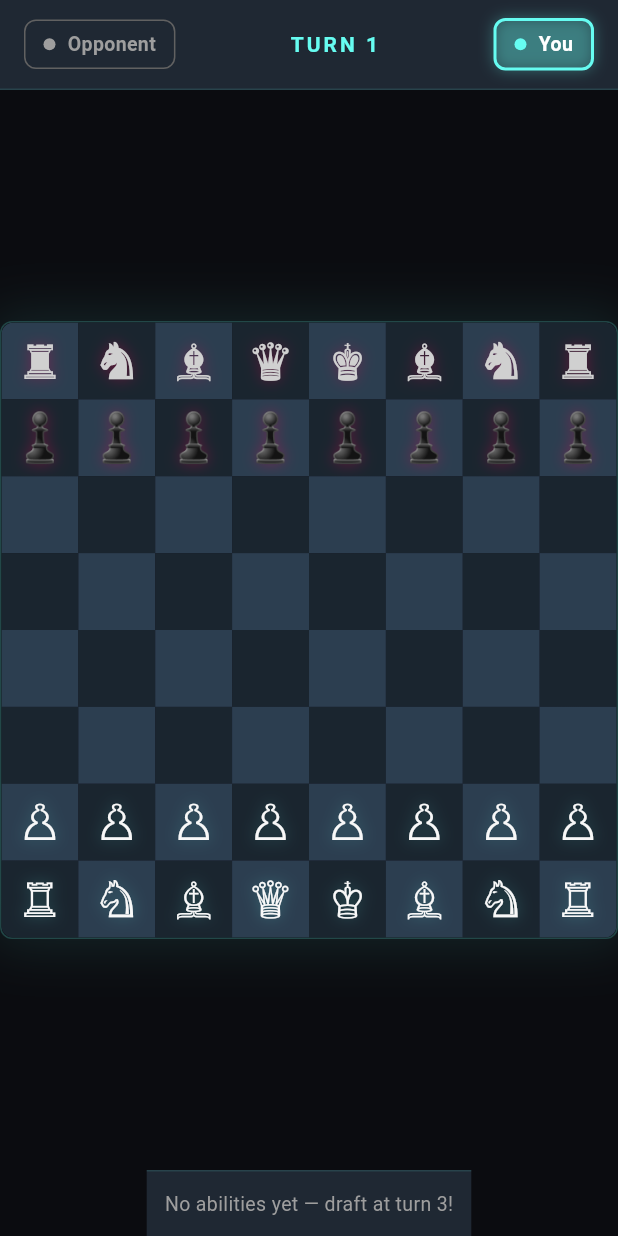
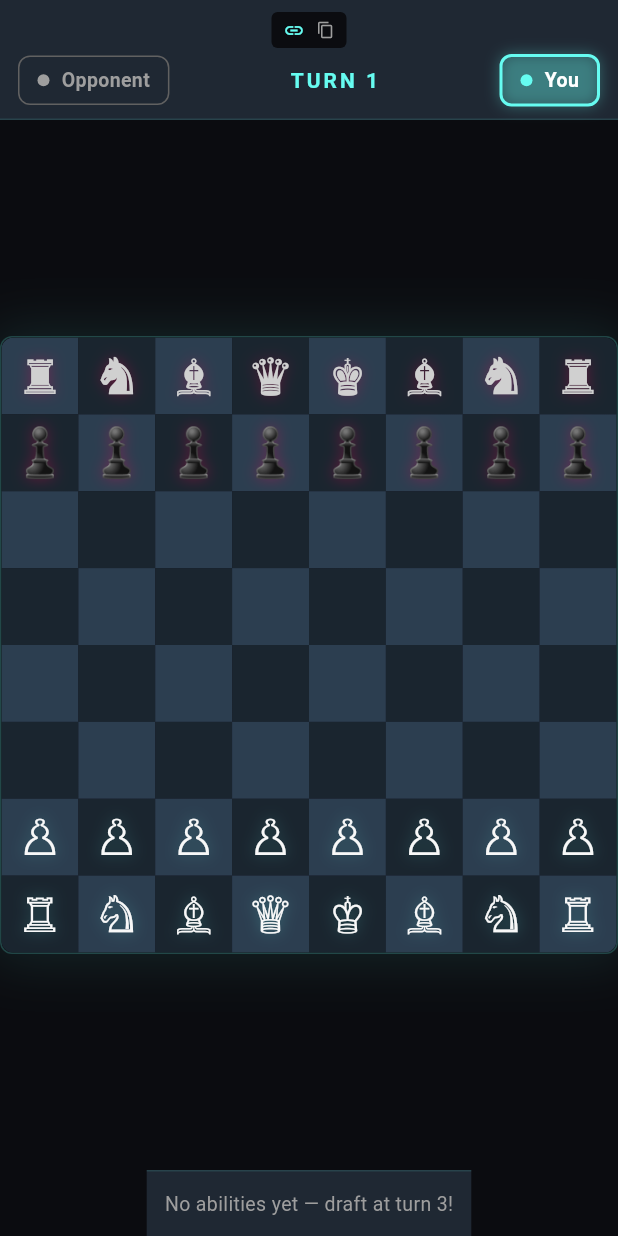
Before and after one commit to OrhanSahintas/chess-roguelike, a Flutter app: the GameScreen screen opened directly with empty values, on a phone screen of 412 x 824 dp. Run offline on Flutter 3.47's test engine with Material 3 defaults, Android fonts, the phone set to English and light mode, and no system bars; our stand-ins replace equatable, flutter_riverpod, go_router, supabase_flutter; accounts and stored records are empty; Roboto replaces fonts that are missing (Orbitron).

Commit message:
Fix fromJson crash, online turn enforcement, realtime sync, game ID display

```diff
--- a/lib/services/supabase_service.dart
+++ b/lib/services/supabase_service.dart
@@ -72,7 +72,7 @@ class SupabaseService {
     return _client
         .channel('game:$gameId')
         .onPostgresChanges(
-          event: PostgresChangeEvent.update,
+          event: PostgresChangeEvent.all,
           schema: 'public',
           table: 'games',
           filter: PostgresChangeFilter(
@@ -81,11 +81,16 @@ class SupabaseService {
             value: gameId,
           ),
           callback: (payload) {
-            final data = payload.newRecord;
-            final gameState = GameState.fromJson(
-              Map<String, dynamic>.from(data),
-            );
-            onUpdate(gameState);
+            try {
+              final data = payload.newRecord;
+              if (data.isEmpty) return;
+              final gameState = GameState.fromJson(
+                Map<String, dynamic>.from(data),
+              );
+              onUpdate(gameState);
+            } catch (e) {
+              print('Realtime callback error: $e');
+            }
           },
         )
         .subscribe();
--- a/lib/ui/screens/game_screen.dart
+++ b/lib/ui/screens/game_screen.dart
@@ -1,4 +1,5 @@
 import 'package:flutter/material.dart';
+import 'package:flutter/services.dart';
 import 'package:flutter_riverpod/flutter_riverpod.dart';
 import 'package:supabase_flutter/supabase_flutter.dart';
 import '../../models/models.dart';
@@ -24,6 +25,9 @@ class _GameScreenState extends ConsumerState<GameScreen> {
   @override
   void initState() {
     super.initState();
+    // Set offline mode
+    ref.read(isOfflineGameProvider.notifier).state = widget.isOffline;
+
     // Initialize game if not already loaded
     final gameNotifier = ref.read(gameProvider.notifier);
     if (ref.read(gameProvider) == null) {
@@ -41,7 +45,7 @@ class _GameScreenState extends ConsumerState<GameScreen> {
       _channel = SupabaseService.instance.subscribeToGame(
         widget.gameId,
         (updatedState) {
-          // Sync remote board state into our provider
+          if (!mounted) return;
           ref.read(gameProvider.notifier).loadFromJson(updatedState.toJson());
         },
       );
@@ -50,23 +54,20 @@ class _GameScreenState extends ConsumerState<GameScreen> {
     }
   }
 
-  /// Push current game state to Supabase after a move.
-  void _syncToSupabase(GameState state) {
-    if (widget.isOffline) return;
-    try {
-      SupabaseService.instance.updateBoardState(
-        gameId: widget.gameId,
-        state: state,
-      );
-    } catch (e) {
-      debugPrint('Failed to sync game state: $e');
-    }
-  }
-
   @override
   void dispose() {
     _channel?.unsubscribe();
     super.dispose();
+  }
+
+  void _copyGameId() {
+    Clipboard.setData(ClipboardData(text: widget.gameId));
+    ScaffoldMessenger.of(context).showSnackBar(
+      const SnackBar(
+        content: Text('Game ID copied!'),
+        duration: Duration(seconds: 1),
+      ),
+    );
   }
 
   @override
@@ -85,22 +86,21 @@ class _GameScreenState extends ConsumerState<GameScreen> {
       body: SafeArea(
         child: Stack(
           children: [
-            // Main game board
             Column(
               children: [
-                // Top bar
-                _GameTopBar(gameState: gameState),
-                // Chess board
+                _GameTopBar(
+                  gameState: gameState,
+                  gameId: widget.gameId,
+                  onCopyId: _copyGameId,
+                ),
                 const Expanded(
                   child: Center(
                     child: ChessBoardWidget(),
                   ),
                 ),
-                // Bottom info
                 _GameBottomBar(gameState: gameState),
               ],
             ),
-            // Draft overlay
             if (isDrafting)
               DraftScreen(
                 onAbilitySelected: (ability) {
@@ -109,7 +109,6 @@ class _GameScreenState extends ConsumerState<GameScreen> {
                     ref
                         .read(gameProvider.notifier)
                         .selectDraftAbility(myColor, ability);
-                    _syncToSupabase(ref.read(gameProvider)!);
                   }
                 },
               ),
@@ -122,28 +121,67 @@ class _GameScreenState extends ConsumerState<GameScreen> {
 
 class _GameTopBar extends StatelessWidget {
   final GameState gameState;
-  const _GameTopBar({required this.gameState});
+  final String gameId;
+  final VoidCallback onCopyId;
+
+  const _GameTopBar({
+    required this.gameState,
+    required this.gameId,
+    required this.onCopyId,
+  });
 
   @override
   Widget build(BuildContext context) {
     return Container(
-      padding: const EdgeInsets.symmetric(horizontal: 16, vertical: 12),
+      padding: const EdgeInsets.symmetric(horizontal: 12, vertical: 8),
       decoration: const BoxDecoration(
         color: Color(0xFF1F2833),
         border: Border(bottom: BorderSide(color: Color(0x2066FCF1))),
       ),
+      child: Column(
+        mainAxisSize: MainAxisSize.min,
+        children: [
+          // Game ID row (tappable to copy)
+          GestureDetector(
+            onTap: onCopyId,
+            child: Container(
+              padding: const EdgeInsets.symmetric(horizontal: 8, vertical: 4),
+              decoration: BoxDecoration(
+                color: const Color(0xFF0B0C10),
+                borderRadius: BorderRadius.circular(4),
+              ),
               child: Row(
+                mainAxisSize: MainAxisSize.min,
+                children: [
+                  const Icon(Icons.link, color: Color(0xFF66FCF1), size: 14),
+                  const SizedBox(width: 4),
+                  Flexible(
+                    child: Text(
+                      gameId,
+                      style: const TextStyle(
+                        color: Color(0xFF66FCF1),
+                        fontSize: 11,
+                        fontFamily: 'monospace',
+                      ),
+                      overflow: TextOverflow.ellipsis,
+                    ),
+                  ),
+                  const SizedBox(width: 4),
+                  const Icon(Icons.copy, color: Colors.grey, size: 12),
+                ],
+              ),
+            ),
+          ),
+          const SizedBox(height: 4),
+          // Player row
+          Row(
             mainAxisAlignment: MainAxisAlignment.spaceBetween,
             children: [
-          // Opponent info
               _PlayerChip(
                 name: gameState.blackPlayerId ?? 'Opponent',
                 color: PlayerColor.black,
                 isActive: gameState.board.turn == PlayerColor.black,
               ),
-          // Turn indicator
-          Column(
-            children: [
               Text(
                 'TURN ${gameState.fullTurnCount + 1}',
                 style: const TextStyle(
@@ -153,13 +191,12 @@ class _GameTopBar extends StatelessWidget {
                   letterSpacing: 2,
                 ),
               ),
-            ],
-          ),
-          // You
               _PlayerChip(
                 name: gameState.whitePlayerId ?? 'You',
                 color: PlayerColor.white,
                 isActive: gameState.board.turn == PlayerColor.white,
+              ),
+            ],
           ),
         ],
       ),
@@ -275,8 +312,9 @@ class _PlayerChip extends StatelessWidget {
 
   @override
   Widget build(BuildContext context) {
-    final accentColor =
-        color == PlayerColor.white ? const Color(0xFF66FCF1) : const Color(0xFFFF0055);
+    final accentColor = color == PlayerColor.white
+        ? const Color(0xFF66FCF1)
+        : const Color(0xFFFF0055);
 
     return Container(
       padding: const EdgeInsets.symmetric(horizontal: 12, vertical: 6),
--- a/lib/ui/widgets/chess_board_widget.dart
+++ b/lib/ui/widgets/chess_board_widget.dart
@@ -3,6 +3,9 @@ import 'package:flutter_riverpod/flutter_riverpod.dart';
 import '../../models/models.dart';
 import '../../models/game_state.dart';
 import '../../providers/game_provider.dart';
+
+/// Whether this is an online (multiplayer) game where only one side can move.
+final isOfflineGameProvider = StateProvider<bool>((ref) => false);
 
 /// The futuristic chess board with frosted glass tiles, neon glow effects,
 /// and smooth piece movement animations.
@@ -26,7 +29,7 @@ class _ChessBoardWidgetState extends ConsumerState<ChessBoardWidget>
     final board = gameState.board;
     final myColor = ref.watch(myColorProvider) ?? PlayerColor.white;
 
-    // Board should be oriented: if I'm black, flip the board
+    // Board orientation: flip if viewing as black
     final isFlipped = myColor == PlayerColor.black;
 
     return AspectRatio(
@@ -35,12 +38,12 @@ class _ChessBoardWidgetState extends ConsumerState<ChessBoardWidget>
         decoration: BoxDecoration(
           borderRadius: BorderRadius.circular(8),
           border: Border.all(
-            color: const Color(0xFF66FCF1).withOpacity(0.2),
+            color: const Color(0xFF66FCF1).withValues(alpha: 0.2),
             width: 1,
           ),
           boxShadow: [
             BoxShadow(
-              color: const Color(0xFF66FCF1).withOpacity(0.1),
+              color: const Color(0xFF66FCF1).withValues(alpha: 0.1),
               blurRadius: 30,
               spreadRadius: 5,
             ),
@@ -97,6 +100,17 @@ class _ChessBoardWidgetState extends ConsumerState<ChessBoardWidget>
 
   void _onSquareTap(Position position, GameState gameState) {
     final piece = gameState.board.pieceAt(position);
+    final myColor = ref.read(myColorProvider) ?? PlayerColor.white;
+    final isOffline = ref.read(isOfflineGameProvider);
+
+    // Determine who is allowed to move:
+    // - Offline: anyone whose turn it is
+    // - Online: only the player whose color matches myColor AND it's their turn
+    final canMoveHere = isOffline
+        ? piece != null && piece.color == gameState.board.turn
+        : piece != null &&
+            piece.color == myColor &&
+            gameState.board.turn == myColor;
 
     // If we have a selected position and tap a legal target, make the move
     if (_selectedPosition != null && _legalMoves.contains(position)) {
@@ -123,8 +137,8 @@ class _ChessBoardWidgetState extends ConsumerState<ChessBoardWidget>
       return;
     }
 
-    // Select a piece (only if it's that color's turn)
-    if (piece != null && piece.color == gameState.board.turn) {
+    // Select a piece if allowed
+    if (canMoveHere) {
       setState(() {
         _selectedPosition = position;
         _legalMoves = gameState
@@ -150,12 +164,14 @@ class _BoardGradientPainter extends CustomPainter {
       end: Alignment.bottomRight,
       colors: [
         const Color(0xFF0B0C10),
-        const Color(0xFF1A0A2E).withOpacity(0.3),
+        const Color(0xFF1A0A2E).withValues(alpha: 0.3),
       ],
     );
     canvas.drawRect(
       Rect.fromLTWH(0, 0, size.width, size.height),
-      Paint()..shader = gradient.createShader(Rect.fromLTWH(0, 0, size.width, size.height)),
+      Paint()
+        ..shader =
+            gradient.createShader(Rect.fromLTWH(0, 0, size.width, size.height)),
     );
   }
 
@@ -185,14 +201,11 @@ class _BoardSquare extends StatelessWidget {
 
   @override
   Widget build(BuildContext context) {
-    // Base color: frosted glass effect
-    final baseColor = isLight
-        ? const Color(0xFF2C3E50)
-        : const Color(0xFF1A252F);
+    final baseColor =
+        isLight ? const Color(0xFF2C3E50) : const Color(0xFF1A252F);
 
     Color squareColor = baseColor;
 
-    // Last move highlights
     if (isLastMoveFrom || isLastMoveTo) {
       squareColor = Color.alphaBlend(
         const Color(0x3066FCF1),
@@ -200,7 +213,6 @@ class _BoardSquare extends StatelessWidget {
       );
     }
 
-    // Selected square gets cyan glow
     if (isSelected) {
       squareColor = Color.alphaBlend(
         const Color(0x4066FCF1),
@@ -218,24 +230,21 @@ class _BoardSquare extends StatelessWidget {
       child: Stack(
         alignment: Alignment.center,
         children: [
-          // Legal move indicator
           if (isLegalTarget && !hasPiece)
             Container(
               width: 16,
               height: 16,
               decoration: BoxDecoration(
                 shape: BoxShape.circle,
-                color: const Color(0xFF66FCF1).withOpacity(0.4),
+                color: const Color(0xFF66FCF1).withValues(alpha: 0.4),
                 boxShadow: [
                   BoxShadow(
-                    color: const Color(0xFF66FCF1).withOpacity(0.4),
+                    color: const Color(0xFF66FCF1).withValues(alpha: 0.4),
                     blurRadius: 8,
                   ),
                 ],
               ),
             ),
-
-          // Legal capture indicator (glowing ring)
           if (isLegalTarget && hasPiece)
             Container(
               width: double.infinity,
@@ -243,20 +252,18 @@ class _BoardSquare extends StatelessWidget {
               decoration: BoxDecoration(
                 shape: BoxShape.rectangle,
                 border: Border.all(
-                  color: const Color(0xFFFF0055).withOpacity(0.7),
+                  color: const Color(0xFFFF0055).withValues(alpha: 0.7),
                   width: 3,
                 ),
                 boxShadow: [
                   BoxShadow(
-                    color: const Color(0xFFFF0055).withOpacity(0.4),
+                    color: const Color(0xFFFF0055).withValues(alpha: 0.4),
                     blurRadius: 12,
                     spreadRadius: 1,
                   ),
                 ],
               ),
             ),
-
-          // Piece
           if (child != null) child!,
         ],
       ),
@@ -285,7 +292,7 @@ class _PieceWidget extends StatelessWidget {
             ? BoxDecoration(
                 boxShadow: [
                   BoxShadow(
-                    color: const Color(0xFFFF0055).withOpacity(0.5),
+                    color: const Color(0xFFFF0055).withValues(alpha: 0.5),
                     blurRadius: 8,
                   ),
                 ],
@@ -295,14 +302,12 @@ class _PieceWidget extends StatelessWidget {
           piece.unicode,
           style: TextStyle(
             fontSize: 32,
-            color: isWhite
-                ? const Color(0xFFF8F8F8)
-                : const Color(0xFFD0D0D0),
+            color: isWhite ? const Color(0xFFF8F8F8) : const Color(0xFFD0D0D0),
             shadows: [
               Shadow(
                 color: isWhite
-                    ? const Color(0xFF66FCF1).withOpacity(0.3)
-                    : const Color(0xFFFF0055).withOpacity(0.3),
+                    ? const Color(0xFF66FCF1).withValues(alpha: 0.3)
+                    : const Color(0xFFFF0055).withValues(alpha: 0.3),
                 blurRadius: 12,
               ),
             ],
```
Also changed, not shown: lib/models/game_state.dart (+28 -54 lines), lib/providers/game_provider.dart (+6 -2 lines). Lines whose indentation alone changed are shown as unchanged.
